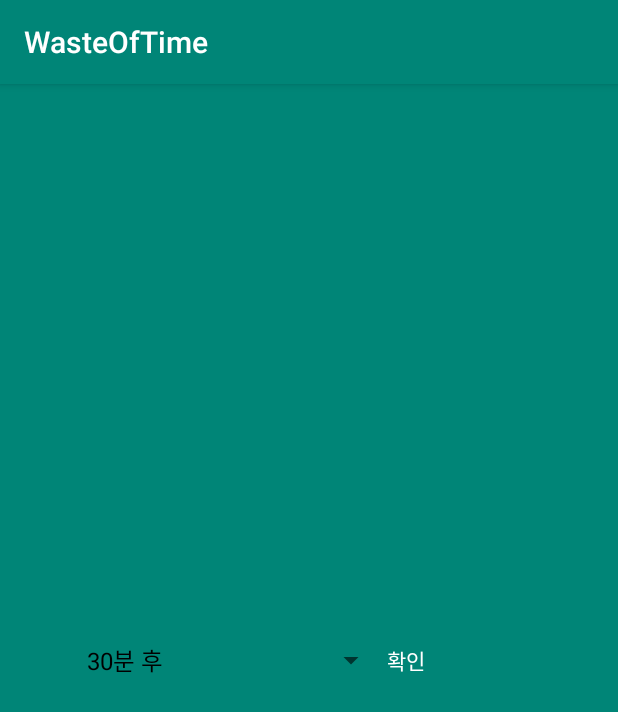
After one commit to gjrud1470/MadWeek3-WasteOfTime, an Android app: the SetAlarmActivity screen opened directly, with no data from a screen before it, on a phone screen of 412 x 824 dp. The commit adds this screen. Shown: the top 712 px of the screen. Run offline under Robolectric (Android 15) with nearby library versions, the phone set to English and light mode, and no system bars.

Commit message:
implemented set alarm prompt

```diff
--- a/app/build.gradle
+++ b/app/build.gradle
@@ -9,7 +9,7 @@ android {
     buildToolsVersion "29.0.2"
     defaultConfig {
         applicationId "com.example.wasteoftime"
-        minSdkVersion 23
+        minSdkVersion 26
         targetSdkVersion 29
         versionCode 1
         versionName "1.0"
@@ -25,7 +25,7 @@ android {
 
 dependencies {
     implementation fileTree(dir: 'libs', include: ['*.jar'])
-    implementation"org.jetbrains.kotlin:kotlin-stdlib-jdk7:$kotlin_version"
+    implementation "org.jetbrains.kotlin:kotlin-stdlib-jdk7:$kotlin_version"
     implementation 'androidx.appcompat:appcompat:1.1.0'
     implementation 'androidx.core:core-ktx:1.1.0'
     implementation 'androidx.constraintlayout:constraintlayout:1.1.3'
--- /dev/null
+++ b/app/src/main/java/com/example/wasteoftime/SetAlarmActivity.kt
@@ -0,0 +1,77 @@
+package com.example.wasteoftime
+
+import android.content.Intent
+import android.os.Bundle
+import android.util.Log
+import android.view.View
+import android.widget.AdapterView
+import android.widget.ArrayAdapter
+import androidx.appcompat.app.AppCompatActivity
+import kotlinx.android.synthetic.main.activity_set_alarm.*
+
+
+class SetAlarmActivity : AppCompatActivity() {
+
+    override fun onCreate(savedInstanceState: Bundle?) {
+        super.onCreate(savedInstanceState)
+        setContentView(R.layout.activity_set_alarm)
+
+        init_activity()
+    }
+
+    private fun init_activity () {
+        val items = resources.getStringArray(R.array.my_array)
+
+        var temp_alarmtime = appOptHolder.get_alarmtime()
+        submit.setOnClickListener { view ->
+            appOptHolder.set_alarmtime(temp_alarmtime)
+
+            Intent(this, AlarmService::class.java).also { intent ->
+                startForegroundService(intent)
+            }
+            if (temp_alarmtime != 0.toLong())
+                moveTaskToBack(true)
+        }
+
+        val myAdapter = ArrayAdapter(this, android.R.layout.simple_spinner_dropdown_item, items)
+        spinner.adapter = myAdapter
+        if (appOptHolder.get_alarmtime() > 6 * resources.getInteger(R.integer.min_unit))
+            appOptHolder.set_alarmtime(resources.getInteger(R.integer.default_alarm_time).toLong()
+                    * resources.getInteger(R.integer.min_unit))
+
+        val default_pos = when (appOptHolder.get_alarmtime()) {
+            0.toLong() -> 0
+            (-1).toLong() -> 7
+            else -> {
+                (appOptHolder.get_alarmtime()/resources.getInteger(R.integer.min_unit)).toInt()
+            }
+        }
+        spinner.setSelection(default_pos)
+
+        spinner.onItemSelectedListener = object : AdapterView.OnItemSelectedListener {
+            override fun onItemSelected(
+                parent: AdapterView<*>,
+                view: View,
+                position: Int,
+                id: Long
+            ) {
+                //아이템이 클릭 되면 맨 위부터 position 0번부터 순서대로 동작하게 됩니다.
+                when (position) {
+                    0 -> temp_alarmtime = 0                 // finish app now
+                    7 -> temp_alarmtime = -1     // Play indefinitely
+                    else -> {
+                        temp_alarmtime = position * resources.getInteger(R.integer.min_unit).toLong()  // position * 10 min
+                    }
+                }
+            }
+
+            override fun onNothingSelected(parent: AdapterView<*>) {
+
+            }
+        }
+    }
+
+    override fun onBackPressed() {
+        moveTaskToBack(true)
+    }
+}
--- /dev/null
+++ b/app/src/main/res/layout/activity_set_alarm.xml
@@ -0,0 +1,36 @@
+<?xml version="1.0" encoding="utf-8"?>
+<androidx.constraintlayout.widget.ConstraintLayout xmlns:android="http://schemas.android.com/apk/res/android"
+    xmlns:app="http://schemas.android.com/apk/res-auto"
+    xmlns:tools="http://schemas.android.com/tools"
+    android:layout_width="match_parent"
+    android:layout_height="match_parent"
+    android:background="@color/colorPrimary"
+    tools:context=".SetAlarmActivity">
+
+    <LinearLayout
+        android:layout_width="match_parent"
+        android:layout_height="wrap_content"
+        android:orientation="horizontal"
+        android:layout_margin="50dp"
+        app:layout_constraintBottom_toBottomOf="parent"
+        app:layout_constraintEnd_toEndOf="parent"
+        app:layout_constraintStart_toStartOf="parent"
+        app:layout_constraintTop_toTopOf="parent">
+
+        <Spinner
+            android:id="@+id/spinner"
+            android:layout_width="0dp"
+            android:layout_height="wrap_content"
+            android:layout_gravity="center_vertical"
+            android:layout_weight="2" />
+
+        <TextView
+            android:id="@+id/submit"
+            android:layout_width="0dp"
+            android:layout_height="wrap_content"
+            android:layout_gravity="center_vertical"
+            android:layout_weight="1"
+            android:textColor="@android:color/white"
+            android:text="확인" />
+    </LinearLayout>
+</androidx.constraintlayout.widget.ConstraintLayout>
--- /dev/null
+++ b/app/src/main/res/values/integer.xml
@@ -0,0 +1,5 @@
+<?xml version="1.0" encoding="utf-8"?>
+<resources>
+    <integer name="min_unit">600</integer>
+    <integer name="default_alarm_time">3</integer>
+</resources>
--- /dev/null
+++ b/app/src/main/res/values/spinner_array.xml
@@ -0,0 +1,13 @@
+<?xml version="1.0" encoding="utf-8"?>
+<resources>
+    <string-array name="my_array">
+        <item>지금 바로 끄기</item>
+        <item>10분 후</item>
+        <item>20분 후</item>
+        <item>30분 후</item>
+        <item>40분 후</item>
+        <item>50분 후</item>
+        <item>60분 후</item>
+        <item>오늘은 놀꺼야</item>
+    </string-array>
+</resources>
--- a/app/src/main/res/values/strings.xml
+++ b/app/src/main/res/values/strings.xml
@@ -1,3 +1,7 @@
 <resources>
     <string name="app_name">WasteOfTime</string>
+
+    <string name="channel_id">WasteOfTime</string>
+    <string name="channel_name">WasteOfTime</string>
+    <string name="channel_description">DESCRIPTION</string>
 </resources>
```
Also changed, not shown: app/src/main/AndroidManifest.xml (+14 -0 lines), app/src/main/java/com/example/wasteoftime/AlarmService.kt (added, +73 -0 lines), app/src/main/java/com/example/wasteoftime/GetForegroundService.kt (added, +146 -0 lines), app/src/main/java/com/example/wasteoftime/MainActivity.kt (+48 -1 lines), app/src/main/java/com/example/wasteoftime/WakeupActivity.kt (added, +12 -0 lines), app/src/main/res/layout/activity_wakeup.xml (added, +9 -0 lines).
